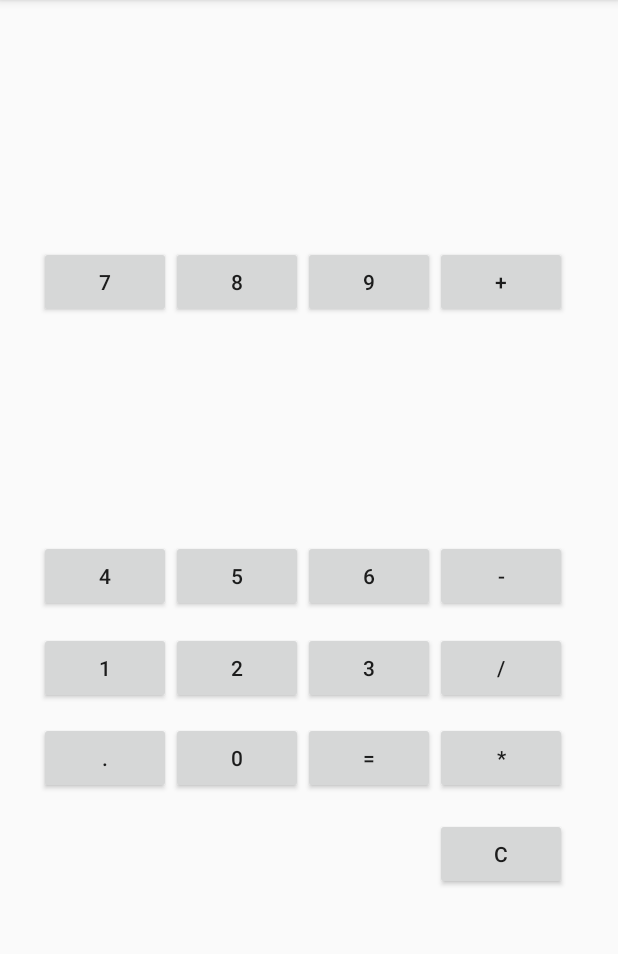
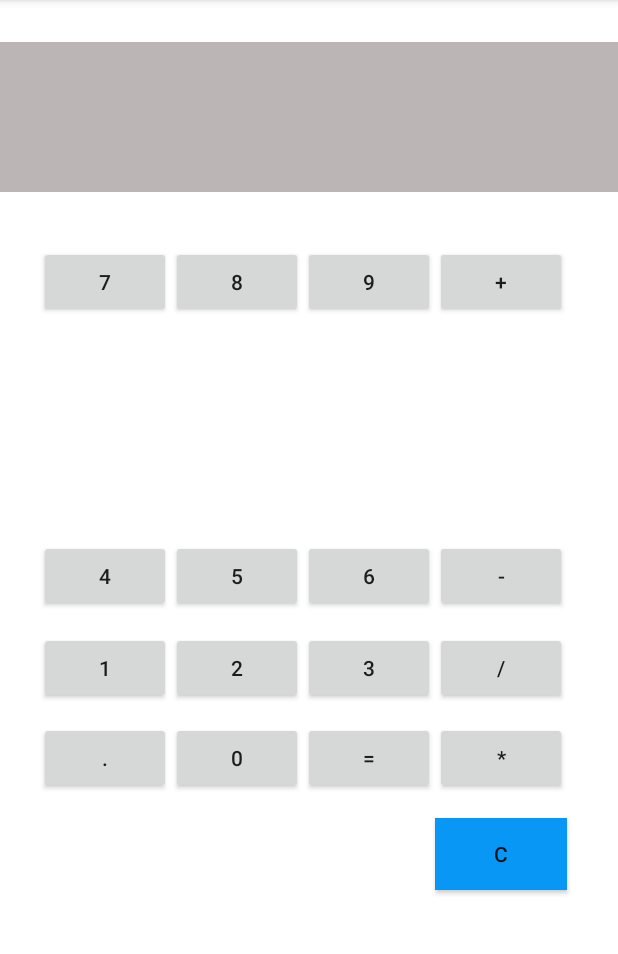
Before and after one commit to mike9739/Fimee.script, an Android app: the screen it shows after launch (MainActivity), on a phone screen of 412 x 824 dp, the part 84-1038 px from its top. Run offline under Robolectric (Android 15) with nearby library versions, the phone set to English and light mode, and no system bars.

Commit message:
se agrego el apk y se cambiaron los colores de la calculadora

```diff
--- a/Fimee/app/src/main/res/layout/activity_main.xml
+++ b/Fimee/app/src/main/res/layout/activity_main.xml
@@ -4,6 +4,7 @@
     xmlns:tools="http://schemas.android.com/tools"
     android:layout_width="match_parent"
     android:layout_height="match_parent"
+    android:background="#ffffff"
     tools:context="script.fimee.fimee.MainActivity">
 
     <Button
@@ -149,6 +150,7 @@
         android:layout_below="@+id/btmult"
         android:layout_marginTop="16dp"
         android:layout_toEndOf="@+id/btequal"
+        android:background="#0997F6"
         android:text="C" />
 
     <TextView
@@ -157,5 +159,6 @@
         android:layout_height="100dp"
         android:layout_alignParentStart="true"
         android:layout_alignParentTop="true"
-        android:layout_marginTop="28dp" />
+        android:layout_marginTop="28dp"
+        android:background="#BBB5B5" />
 </android.widget.RelativeLayout>
```
Also changed, not shown: 2 other files.
